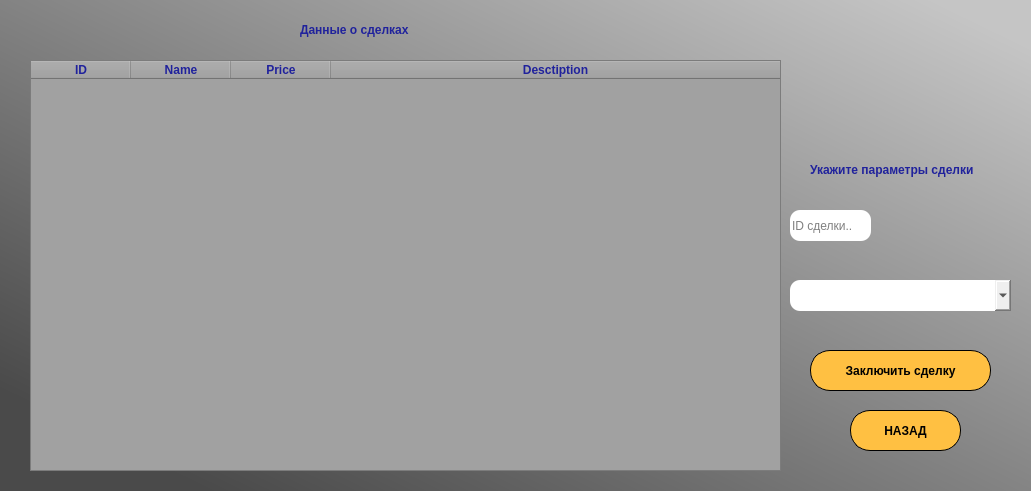
First picture: the form in Interfaces/UI/ClientWindows/MakeDealWindow.ui, repository Student7751/CourseWork, before the edit.
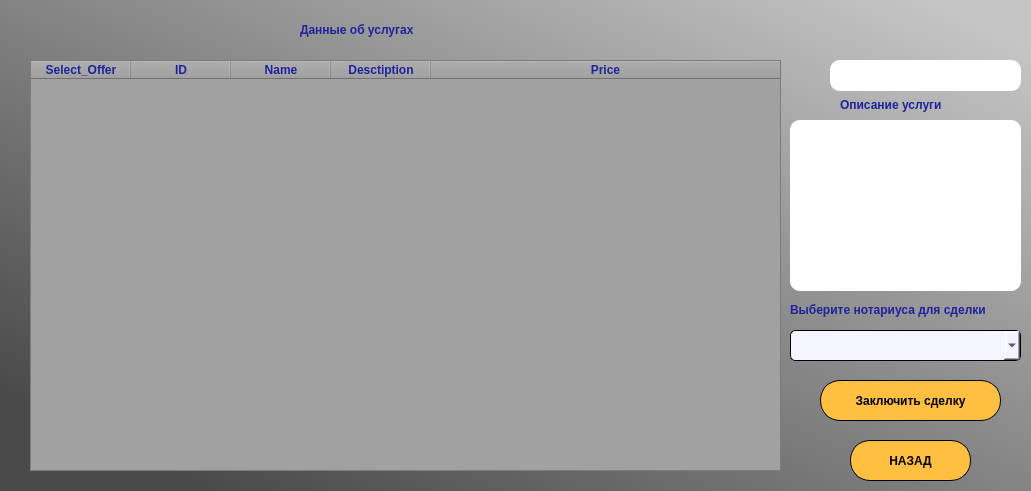
Second picture: the form after the edit. Icons and pictures are not drawn.

```diff
--- a/Interfaces/UI/ClientWindows/MakeDealWindow.ui
+++ b/Interfaces/UI/ClientWindows/MakeDealWindow.ui
@@ -45,6 +45,26 @@
     <attribute name="horizontalHeaderStretchLastSection">
      <bool>true</bool>
     </attribute>
+    <column>
+     <property name="text">
+      <string>Select_Offer</string>
+     </property>
+     <property name="font">
+      <font>
+       <weight>75</weight>
+       <bold>true</bold>
+      </font>
+     </property>
+     <property name="foreground">
+      <brush brushstyle="SolidPattern">
+       <color alpha="255">
+        <red>32</red>
+        <green>34</green>
+        <blue>156</blue>
+       </color>
+      </brush>
+     </property>
+    </column>
     <column>
      <property name="text">
       <string>ID</string>
@@ -85,26 +105,6 @@
       </brush>
      </property>
     </column>
-    <column>
-     <property name="text">
-      <string>Price</string>
-     </property>
-     <property name="font">
-      <font>
-       <weight>75</weight>
-       <bold>true</bold>
-      </font>
-     </property>
-     <property name="foreground">
-      <brush brushstyle="SolidPattern">
-       <color alpha="255">
-        <red>32</red>
-        <green>34</green>
-        <blue>156</blue>
-       </color>
-      </brush>
-     </property>
-    </column>
     <column>
      <property name="text">
       <string>Desctiption</string>
@@ -125,6 +125,26 @@
       </brush>
      </property>
     </column>
+    <column>
+     <property name="text">
+      <string>Price</string>
+     </property>
+     <property name="font">
+      <font>
+       <weight>75</weight>
+       <bold>true</bold>
+      </font>
+     </property>
+     <property name="foreground">
+      <brush brushstyle="SolidPattern">
+       <color alpha="255">
+        <red>32</red>
+        <green>34</green>
+        <blue>156</blue>
+       </color>
+      </brush>
+     </property>
+    </column>
    </widget>
    <widget class="QLabel" name="label_2">
     <property name="geometry">
@@ -146,15 +166,15 @@
      <string notr="true">color: rgb(32, 34, 156);</string>
     </property>
     <property name="text">
-     <string>Данные о сделках</string>
+     <string>Данные об услугах</string>
     </property>
    </widget>
    <widget class="QPushButton" name="BackBtn">
     <property name="geometry">
      <rect>
       <x>850</x>
-      <y>410</y>
-      <width>111</width>
+      <y>440</y>
+      <width>121</width>
       <height>41</height>
      </rect>
     </property>
@@ -177,8 +197,8 @@
    <widget class="QPushButton" name="BackBtn_2">
     <property name="geometry">
      <rect>
-      <x>810</x>
-      <y>350</y>
+      <x>820</x>
+      <y>380</y>
       <width>181</width>
       <height>41</height>
      </rect>
@@ -199,34 +219,30 @@
      <string>Заключить сделку</string>
     </property>
    </widget>
-   <widget class="QLineEdit" name="lineEdit">
+   <widget class="QComboBox" name="notariesBox">
     <property name="geometry">
      <rect>
       <x>790</x>
-      <y>210</y>
-      <width>81</width>
+      <y>330</y>
+      <width>231</width>
       <height>31</height>
      </rect>
     </property>
-    <property name="styleSheet">
-     <string notr="true">border-radius: 10px</string>
+    <property name="font">
+     <font>
+      <weight>50</weight>
+      <italic>false</italic>
+      <bold>false</bold>
+     </font>
     </property>
-    <property name="placeholderText">
-     <string>ID сделки..</string>
-    </property>
-   </widget>
-   <widget class="QComboBox" name="comboBox">
-    <property name="geometry">
-     <rect>
-      <x>790</x>
-      <y>280</y>
-      <width>221</width>
-      <height>31</height>
-     </rect>
-    </property>
     <property name="styleSheet">
-     <string notr="true">border-radius:10px
-</string>
+     <string notr="true">QComboBox {
+    border: 1px solid black;
+    border-radius: 5px;
+    padding-left: 5px;
+    padding-right: 5px;
+    background-color: rgb(243, 244, 255);
+ }</string>
     </property>
     <property name="editable">
      <bool>false</bool>
@@ -238,13 +254,87 @@
      <bool>true</bool>
     </property>
    </widget>
+   <widget class="QLabel" name="label_4">
+    <property name="geometry">
+     <rect>
+      <x>790</x>
+      <y>300</y>
+      <width>221</width>
+      <height>20</height>
+     </rect>
+    </property>
+    <property name="font">
+     <font>
+      <weight>75</weight>
+      <bold>true</bold>
+     </font>
+    </property>
+    <property name="styleSheet">
+     <string notr="true">color: rgb(32, 34, 156);</string>
+    </property>
+    <property name="text">
+     <string>Выберите нотариуса для сделки</string>
+    </property>
+   </widget>
+   <widget class="QLineEdit" name="searchEdit">
+    <property name="geometry">
+     <rect>
+      <x>830</x>
+      <y>60</y>
+      <width>191</width>
+      <height>31</height>
+     </rect>
+    </property>
+    <property name="styleSheet">
+     <string notr="true">border-radius:10px</string>
+    </property>
+   </widget>
    <widget class="QLabel" name="label_3">
     <property name="geometry">
      <rect>
-      <x>810</x>
-      <y>160</y>
-      <width>201</width>
-      <height>20</height>
+      <x>790</x>
+      <y>60</y>
+      <width>31</width>
+      <height>31</height>
+     </rect>
+    </property>
+    <property name="text">
+     <string/>
+    </property>
+    <property name="pixmap">
+     <pixmap resource="../Icons/icons.qrc">:/icons/search_200941.png</pixmap>
+    </property>
+    <property name="scaledContents">
+     <bool>true</bool>
+    </property>
+   </widget>
+   <widget class="QTextEdit" name="descrEdit">
+    <property name="geometry">
+     <rect>
+      <x>790</x>
+      <y>120</y>
+      <width>231</width>
+      <height>171</height>
+     </rect>
+    </property>
+    <property name="cursor" stdset="0">
+     <cursorShape>ForbiddenCursor</cursorShape>
+    </property>
+    <property name="styleSheet">
+     <string notr="true">background-color: white;
+border-radius:10px</string>
+    </property>
+    <property name="readOnly">
+     <bool>true</bool>
+    </property>
+   </widget>
+   <widget class="QLabel" name="label_5">
+    <property name="geometry">
+     <rect>
+      <x>840</x>
+      <y>89</y>
+      <width>151</width>
+      <height>31</height>
      </rect>
     </property>
     <property name="font">
@@ -257,7 +347,7 @@
      <string notr="true">color: rgb(32, 34, 156);</string>
     </property>
     <property name="text">
-     <string>Укажите параметры сделки</string>
+     <string>Описание услуги</string>
     </property>
    </widget>
   </widget>
```
Left out of the diff: 28 changed lines with no effect on the pictures.
